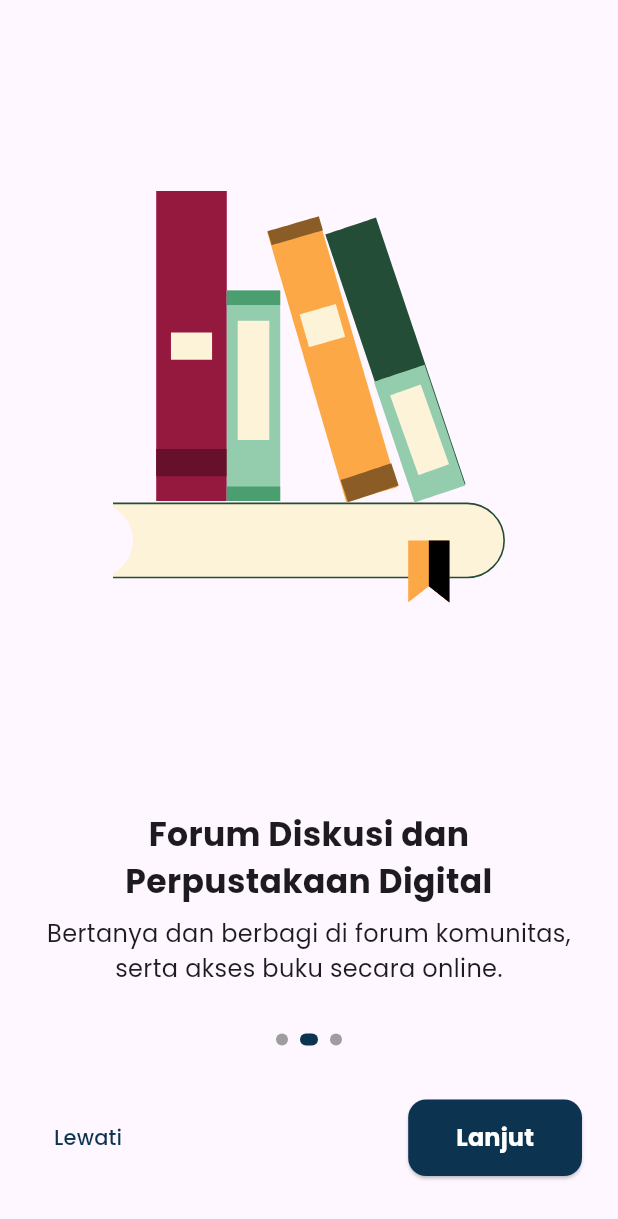
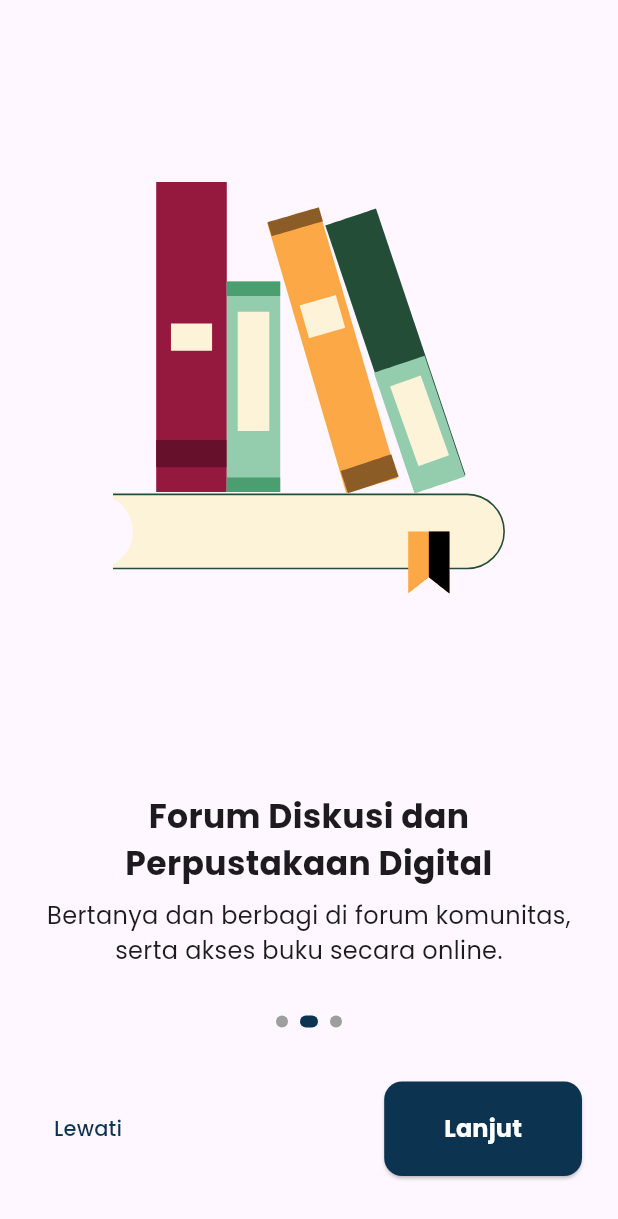
Before and after one commit to KingPublic/LokaIlmu_FE_Guru, a Flutter app: the screen it shows after launch, swiped to page 2, on a phone screen of 412 x 824 dp. Shown: the top 1219 px of the screen. Run offline on Flutter 3.47's test engine with Material 3 defaults, Android fonts, the phone set to English and light mode, and no system bars; our stand-ins replace dio, equatable, file_picker, flutter_bloc, flutter_svg, get_it and 7 more; accounts and stored records are empty; project files that could hold a hidden picture were left out.

Commit message:
perbaikan_ukuran_jgn_diubah_lgi

```diff
--- a/lokalilmu_guru/lib/main.dart
+++ b/lokalilmu_guru/lib/main.dart
@@ -398,7 +398,7 @@ class _OnboardingScreenState extends State<OnboardingScreen> {
         child: _currentIndex == pages.length - 1
             ? SizedBox(
                 width: double.infinity,
-                height: 50,
+                height: 48,
                 child: ElevatedButton(
                   onPressed: _completeOnboarding,
                   style: ElevatedButton.styleFrom(
@@ -435,7 +435,7 @@ class _OnboardingScreenState extends State<OnboardingScreen> {
                     onPressed: _onNext,
                     style: ElevatedButton.styleFrom(
                       backgroundColor: const Color(0xFF0C3450),
-                      padding: const EdgeInsets.symmetric(horizontal: 32, vertical: 14),
+                      padding: const EdgeInsets.symmetric(horizontal: 40, vertical: 20),
                       shape: RoundedRectangleBorder(
                         borderRadius: BorderRadius.circular(12),
                       ),
```
